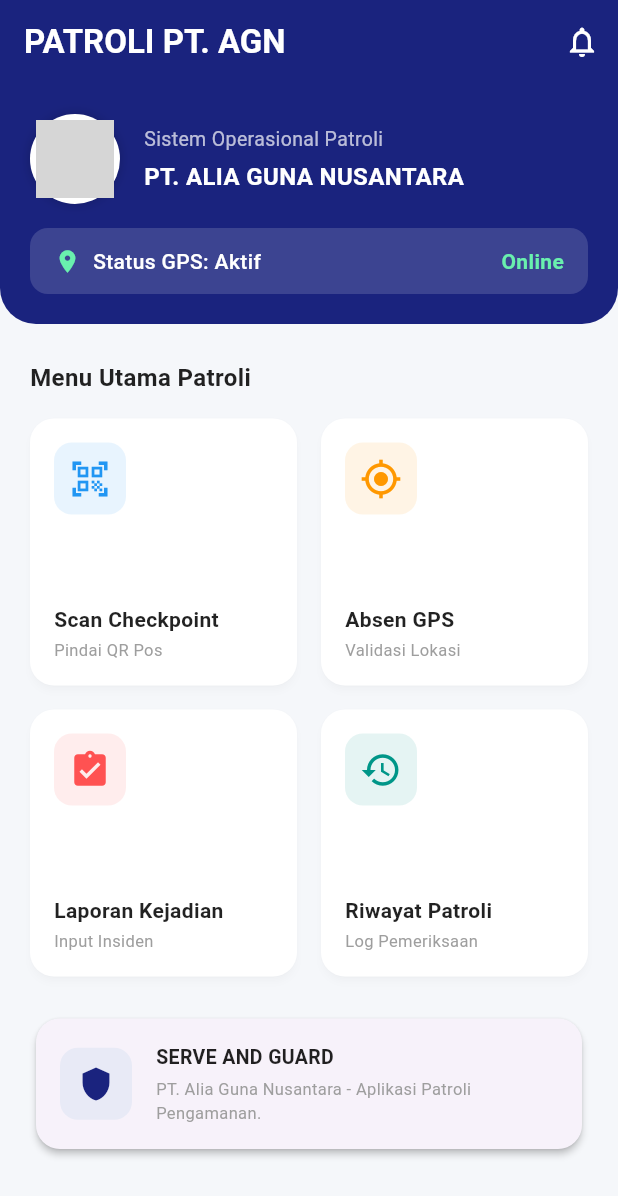
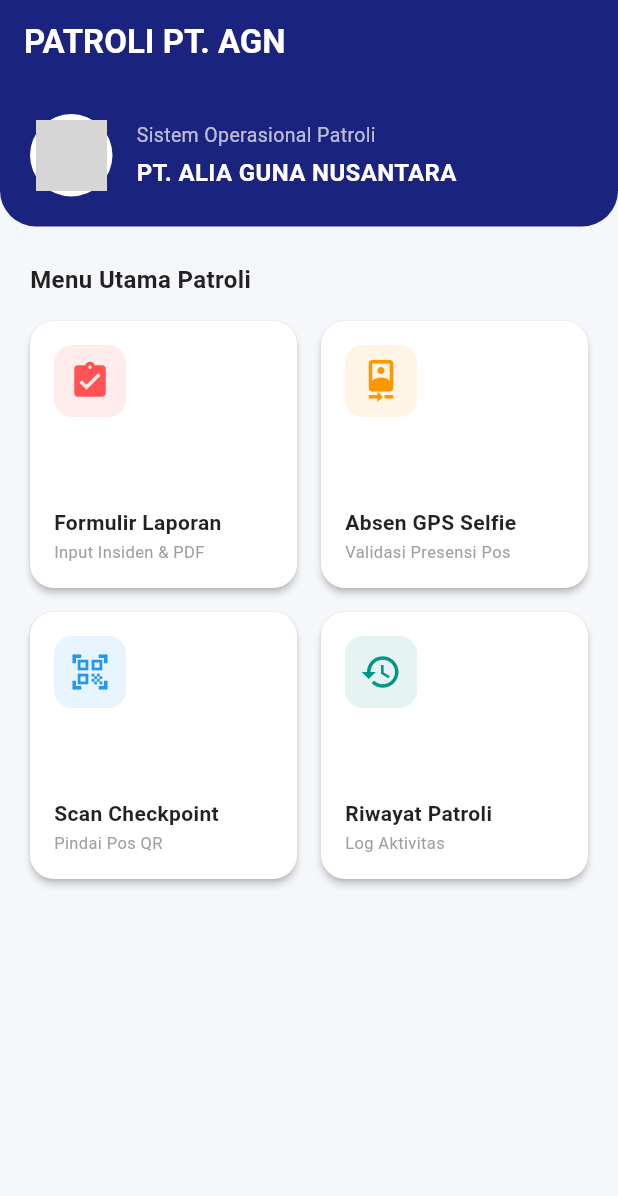
Before and after one commit to Aliaguna/patroli-agn, a Flutter app: the screen it shows after launch, on a phone screen of 412 x 824 dp. Shown: the top 1196 px of the screen. Run offline on Flutter 3.47's test engine with Material 3 defaults, Android fonts, the phone set to English and light mode, and no system bars; our stand-ins replace geolocator, image_picker, pdf, printing; grey boxes are pictures that could not be loaded.

Commit message:
Refactor main.dart layout and update functionality

```diff
--- a/lib/main.dart
+++ b/lib/main.dart
@@ -1,4 +1,11 @@
+import 'dart:io';
 import 'package:flutter/material.dart';
+import 'package:image_picker/image_picker.dart';
+import 'package:geolocator/geolocator.dart';
+import 'package:pdf/pdf.dart';
+import 'package:pdf/widgets.dart' as pw;
+import 'package:printing/printing.dart';
+import 'package:intl/intl.dart';
 
 void main() {
   runApp(const PatroliApp());
@@ -34,22 +41,12 @@
         ),
         backgroundColor: const Color(0xFF1A237E),
         elevation: 0,
-        actions: [
-          IconButton(
-            icon: const Icon(Icons.notifications_none, color: Colors.white),
-            onPressed: () {
-              ScaffoldMessenger.of(context).showSnackBar(
-                const SnackBar(content: Text('Tidak ada pemberitahuan baru.')),
-              );
-            },
-          ),
-        ],
       ),
       body: SingleChildScrollView(
         child: Column(
           crossAxisAlignment: CrossAxisAlignment.start,
           children: [
-            // Banner Profil & Logo PT. AGN
+            // Banner Profil
             Container(
               padding: const EdgeInsets.all(20),
               decoration: const BoxDecoration(
@@ -59,83 +56,32 @@
                   bottomRight: Radius.circular(24),
                 ),
               ),
-              child: Column(
+              child: Row(
                 children: [
-                  Row(
-                    children: [
-                      // Tempat Logo Perusahaan PT. AGN
                   Container(
-                        width: 60,
-                        height: 60,
+                    width: 55,
+                    height: 55,
                     padding: const EdgeInsets.all(4),
-                        decoration: BoxDecoration(
+                    decoration: const BoxDecoration(
                       color: Colors.white,
                       shape: BoxShape.circle,
-                          boxShadow: [
-                            BoxShadow(
-                              color: Colors.black.withOpacity(0.2),
-                              blurRadius: 6,
-                            ),
-                          ],
                     ),
                     child: ClipOval(
                       child: Image.asset(
                         'assets/logo.png',
                         fit: BoxFit.cover,
-                            errorBuilder: (context, error, stackTrace) {
-                              // Tampilan cadangan jika logo belum ter-upload
-                              return const Icon(Icons.shield, size: 36, color: Color(0xFF1A237E));
-                            },
+                        errorBuilder: (ctx, err, stack) => const Icon(Icons.shield, size: 32, color: Color(0xFF1A237E)),
                       ),
                     ),
                   ),
                   const SizedBox(width: 16),
-                      Expanded(
+                  const Expanded(
                     child: Column(
                       crossAxisAlignment: CrossAxisAlignment.start,
-                          children: const [
-                            Text(
-                              'Sistem Operasional Patroli',
-                              style: TextStyle(color: Colors.white70, fontSize: 13),
-                            ),
+                      children: [
+                        Text('Sistem Operasional Patroli', style: TextStyle(color: Colors.white70, fontSize: 13)),
                         SizedBox(height: 4),
-                            Text(
-                              'PT. ALIA GUNA NUSANTARA',
-                              style: TextStyle(
-                                color: Colors.white,
-                                fontSize: 16,
-                                fontWeight: FontWeight.bold,
-                              ),
-                            ),
-                          ],
-                        ),
-                      ),
-                    ],
-                  ),
-                  const SizedBox(height: 16),
-                  Container(
-                    padding: const EdgeInsets.symmetric(horizontal: 16, vertical: 12),
-                    decoration: BoxDecoration(
-                      color: Colors.white.withOpacity(0.15),
-                      borderRadius: BorderRadius.circular(12),
-                    ),
-                    child: Row(
-                      mainAxisAlignment: MainAxisAlignment.spaceBetween,
-                      children: const [
-                        Row(
-                          children: [
-                            Icon(Icons.location_on, color: Colors.greenAccent, size: 18),
-                            SizedBox(width: 8),
-                            Text(
-                              'Status GPS: Aktif',
-                              style: TextStyle(color: Colors.white, fontWeight: FontWeight.w500),
-                            ),
-                          ],
-                        ),
-                        Text(
-                          'Online',
-                          style: TextStyle(color: Colors.greenAccent, fontWeight: FontWeight.bold),
-                        ),
+                        Text('PT. ALIA GUNA NUSANTARA', style: TextStyle(color: Colors.white, fontSize: 16, fontWeight: FontWeight.bold)),
                       ],
                     ),
                   ),
@@ -144,22 +90,13 @@
             ),
 
             const SizedBox(height: 24),
-
             const Padding(
               padding: EdgeInsets.symmetric(horizontal: 20),
-              child: Text(
-                'Menu Utama Patroli',
-                style: TextStyle(
-                  fontSize: 16,
-                  fontWeight: FontWeight.bold,
-                  color: Colors.black87,
+              child: Text('Menu Utama Patroli', style: TextStyle(fontSize: 16, fontWeight: FontWeight.bold, color: Colors.black87)),
             ),
-              ),
-            ),
-
             const SizedBox(height: 16),
 
-            // Grid Menu Fitur Aktif & Bisa Diklik
+            // Grid Menu Operasional
             Padding(
               padding: const EdgeInsets.symmetric(horizontal: 20),
               child: GridView.count(
@@ -169,83 +106,37 @@
                 crossAxisSpacing: 16,
                 mainAxisSpacing: 16,
                 children: [
-                  _buildMenuCard(
+                  _buildCard(
+                    context: context,
+                    icon: Icons.assignment_turned_in,
+                    title: 'Formulir Laporan',
+                    subtitle: 'Input Insiden & PDF',
+                    color: Colors.redAccent,
+                    onTap: () => Navigator.push(context, MaterialPageRoute(builder: (ctx) => const FormLaporanScreen())),
+                  ),
+                  _buildCard(
+                    context: context,
+                    icon: Icons.camera_front,
+                    title: 'Absen GPS Selfie',
+                    subtitle: 'Validasi Presensi Pos',
+                    color: Colors.orange,
+                    onTap: () => Navigator.push(context, MaterialPageRoute(builder: (ctx) => const AbsenGpsScreen())),
+                  ),
+                  _buildCard(
                     context: context,
                     icon: Icons.qr_code_scanner,
                     title: 'Scan Checkpoint',
-                    subtitle: 'Pindai QR Pos',
+                    subtitle: 'Pindai Pos QR',
                     color: Colors.blue,
-                    onTap: () {
-                      _showActionDialog(context, 'Scan Checkpoint', 'Fitur Kamera QR Code siap digunakan untuk pemindaian pos.');
-                    },
+                    onTap: () => _showMsg(context, 'Fitur Scan Checkpoint siap diintegrasikan.'),
                   ),
-                  _buildMenuCard(
-                    context: context,
-                    icon: Icons.my_location,
-                    title: 'Absen GPS',
-                    subtitle: 'Validasi Lokasi',
-                    color: Colors.orange,
-                    onTap: () {
-                      _showActionDialog(context, 'Absen GPS', 'Koordinat GPS terkunci. Absensi presensi pos berhasil disimpan.');
-                    },
-                  ),
-                  _buildMenuCard(
-                    context: context,
-                    icon: Icons.assignment_turned_in,
-                    title: 'Laporan Kejadian',
-                    subtitle: 'Input Insiden',
-                    color: Colors.redAccent,
-                    onTap: () {
-                      _showActionDialog(context, 'Laporan Kejadian', 'Membuka formulir catatan kejadian & foto temuan.');
-                    },
-                  ),
-                  _buildMenuCard(
+                  _buildCard(
                     context: context,
                     icon: Icons.history,
                     title: 'Riwayat Patroli',
-                    subtitle: 'Log Pemeriksaan',
+                    subtitle: 'Log Aktivitas',
                     color: Colors.teal,
-                    onTap: () {
-                      _showActionDialog(context, 'Riwayat Patroli', 'Menampilkan log aktivitas petugas untuk hari ini.');
-                    },
-                  ),
-                ],
-              ),
-            ),
-
-            const SizedBox(height: 24),
-
-            // Info Card Bawah
-            Padding(
-              padding: const EdgeInsets.symmetric(horizontal: 20),
-              child: Card(
-                shape: RoundedRectangleBorder(borderRadius: BorderRadius.circular(16)),
-                elevation: 2,
-                child: Padding(
-                  padding: const EdgeInsets.all(16),
-                  child: Row(
-                    children: [
-                      Container(
-                        padding: const EdgeInsets.all(12),
-                        decoration: BoxDecoration(
-                          color: Colors.indigo.shade50,
-                          borderRadius: BorderRadius.circular(12),
-                        ),
-                        child: const Icon(Icons.shield, color: Color(0xFF1A237E)),
-                      ),
-                      const SizedBox(width: 16),
-                      Expanded(
-                        child: Column(
-                          crossAxisAlignment: CrossAxisAlignment.start,
-                          children: const [
-                            Text(
-                              'SERVE AND GUARD',
-                              style: TextStyle(fontWeight: FontWeight.bold, fontSize: 13, color: Colors.black87),
-                            ),
-                            SizedBox(height: 4),
-                            Text(
-                              'PT. Alia Guna Nusantara - Aplikasi Patroli Pengamanan.',
-                              style: TextStyle(color: Colors.grey, fontSize: 11),
+                    onTap: () => _showMsg(context, 'Riwayat Laporan Hari Ini Tersimpan.'),
                   ),
                 ],
               ),
@@ -253,33 +144,17 @@
           ],
         ),
       ),
-              ),
-            ),
-            const SizedBox(height: 24),
-          ],
-        ),
-      ),
     );
   }
 
-  static Widget _buildMenuCard({
-    required BuildContext context,
-    required IconData icon,
-    required String title,
-    required String subtitle,
-    required Color color,
-    required VoidCallback onTap,
-  }) {
+  static Widget _buildCard({required BuildContext context, required IconData icon, required String title, required String subtitle, required Color color, required VoidCallback onTap}) {
     return Material(
       color: Colors.white,
       borderRadius: BorderRadius.circular(16),
       elevation: 2,
-      shadowColor: Colors.black12,
       child: InkWell(
         onTap: onTap,
         borderRadius: BorderRadius.circular(16),
-        splashColor: color.withOpacity(0.2),
-        highlightColor: color.withOpacity(0.1),
         child: Padding(
           padding: const EdgeInsets.all(16),
           child: Column(
@@ -288,31 +163,15 @@
             children: [
               Container(
                 padding: const EdgeInsets.all(10),
-                decoration: BoxDecoration(
-                  color: color.withOpacity(0.1),
-                  borderRadius: BorderRadius.circular(12),
-                ),
+                decoration: BoxDecoration(color: color.withOpacity(0.1), borderRadius: BorderRadius.circular(12)),
                 child: Icon(icon, color: color, size: 28),
               ),
               Column(
                 crossAxisAlignment: CrossAxisAlignment.start,
                 children: [
-                  Text(
-                    title,
-                    style: const TextStyle(
-                      fontWeight: FontWeight.bold,
-                      fontSize: 14,
-                      color: Colors.black87,
-                    ),
-                  ),
+                  Text(title, style: const TextStyle(fontWeight: FontWeight.bold, fontSize: 14, color: Colors.black87)),
                   const SizedBox(height: 2),
-                  Text(
-                    subtitle,
-                    style: const TextStyle(
-                      fontSize: 11,
-                      color: Colors.grey,
-                    ),
-                  ),
+                  Text(subtitle, style: const TextStyle(fontSize: 11, color: Colors.grey)),
                 ],
               ),
             ],
@@ -322,20 +181,277 @@
     );
   }
 
-  static void _showActionDialog(BuildContext context, String menuTitle, String message) {
-    showDialog(
-      context: context,
-      builder: (ctx) => AlertDialog(
-        shape: RoundedRectangleBorder(borderRadius: BorderRadius.circular(16)),
-        title: Text(menuTitle, style: const TextStyle(fontWeight: FontWeight.bold)),
-        content: Text(message),
-        actions: [
-          TextButton(
-            onPressed: () => Navigator.pop(ctx),
-            child: const Text('Tutup', style: TextStyle(color: Color(0xFF1A237E), fontWeight: FontWeight.bold)),
+  static void _showMsg(BuildContext context, String msg) {
+    ScaffoldMessenger.of(context).showSnackBar(SnackBar(content: Text(msg)));
+  }
+}
+
+// ---------------------------------------------------------------------------
+// SCREEN FORMULIR LAPORAN KEJADIAN & EKSPOR PDF
+// ---------------------------------------------------------------------------
+class FormLaporanScreen extends StatefulWidget {
+  const FormLaporanScreen({super.key});
+
+  @override
+  State<FormLaporanScreen> createState() => _FormLaporanScreenState();
+}
+
+class _FormLaporanScreenState extends State<FormLaporanScreen> {
+  final _formKey = GlobalKey<FormState>();
+  final _namaController = TextEditingController();
+  final _posController = TextEditingController();
+  final _deskripsiController = TextEditingController();
+
+  File? _imageFile;
+  final ImagePicker _picker = ImagePicker();
+
+  Future<void> _takePhoto() async {
+    final XFile? photo = await _picker.pickImage(source: ImageSource.camera, imageQuality: 80);
+    if (photo != null) {
+      setState(() {
+        _imageFile = File(photo.path);
+      });
+    }
+  }
+
+  Future<void> _generatePdf() async {
+    if (!_formKey.currentState!.validate()) return;
+    if (_imageFile == null) {
+      ScaffoldMessenger.of(context).showSnackBar(const SnackBar(content: Text('Harap ambil foto bukti kejadian terlebih dahulu!')));
+      return;
+    }
+
+    final pdf = pw.Document();
+    final imageBytes = await _imageFile!.readAsBytes();
+    final pdfImage = pw.MemoryImage(imageBytes);
+    final tanggal = DateFormat('dd MMMM yyyy - HH:mm').format(DateTime.now());
+
+    pdf.addPage(
+      pw.Page(
+        pageFormat: PdfPageFormat.a4,
+        build: (pw.Context context) {
+          return pw.Padding(
+            padding: const pw.EdgeInsets.all(24),
+            child: pw.Column(
+              cross: pw.CrossAxisAlignment.start,
+              children: [
+                // Header PDF
+                pw.Center(
+                  child: pw.Column(
+                    children: [
+                      pw.Text('PT. ALIA GUNA NUSANTARA', style: pw.TextStyle(fontSize: 18, fontWeight: pw.FontWeight.bold)),
+                      pw.Text('LAPORAN HASIL PATROLI & KEJADIEN OPERASIONAL', style: pw.TextStyle(fontSize: 12, fontWeight: pw.FontWeight.bold)),
+                      pw.SizedBox(height: 4),
+                      pw.Divider(),
+                    ],
+                  ),
+                ),
+                pw.SizedBox(height: 16),
+
+                // Detail Isian
+                pw.Text('Waktu Pelaporan : $tanggal'),
+                pw.SizedBox(height: 6),
+                pw.Text('Nama Petugas   : ${_namaController.text}'),
+                pw.SizedBox(height: 6),
+                pw.Text('Lokasi / Pos   : ${_posController.text}'),
+                pw.SizedBox(height: 16),
+
+                pw.Text('Deskripsi Kejadian / Temuan:', style: pw.TextStyle(fontWeight: pw.FontWeight.bold)),
+                pw.SizedBox(height: 6),
+                pw.Container(
+                  padding: const pw.EdgeInsets.all(10),
+                  decoration: pw.BoxDecoration(border: pw.Border.all(color: PdfColors.grey)),
+                  child: pw.Text(_deskripsiController.text, style: const pw.TextStyle(fontSize: 11)),
+                ),
+                pw.SizedBox(height: 20),
+
+                // Dokumentasi Foto
+                pw.Text('Dokumentasi Bukti Lapangan:', style: pw.TextStyle(fontWeight: pw.FontWeight.bold)),
+                pw.SizedBox(height: 10),
+                pw.Center(
+                  child: pw.Container(
+                    height: 220,
+                    child: pw.Image(pdfImage),
+                  ),
+                ),
+                pw.Spacer(),
+
+                // Tanda Tangan Footer
+                pw.Row(
+                  mainAxisAlignment: pw.MainAxisAlignment.spaceBetween,
+                  children: [
+                    pw.Column(children: [pw.Text('Petugas Pelapor'), pw.SizedBox(height: 40), pw.Text(_namaController.text)]),
+                    pw.Column(children: [pw.Text('Mengetahui, Danru/HRD'), pw.SizedBox(height: 40), pw.Text('PT. AGN')]),
+                  ],
                 ),
               ],
             ),
           );
+        },
+      ),
+    );
+
+    // Buka Tampilan Cetak / Simpan PDF
+    await Printing.layoutPdf(onLayout: (PdfPageFormat format) async => pdf.save());
+  }
+
+  @override
+  Widget build(BuildContext context) {
+    return Scaffold(
+      appBar: AppBar(
+        title: const Text('Formulir Laporan Kejadian', style: TextStyle(color: Colors.white)),
+        backgroundColor: const Color(0xFF1A237E),
+        iconTheme: const IconThemeData(color: Colors.white),
+      ),
+      body: SingleChildScrollView(
+        padding: const EdgeInsets.all(20),
+        child: Form(
+          key: _formKey,
+          child: Column(
+            crossAxisAlignment: CrossAxisAlignment.start,
+            children: [
+              TextFormField(
+                controller: _namaController,
+                decoration: const InputDecoration(labelText: 'Nama Petugas Satpam', border: OutlineInputBorder()),
+                validator: (val) => val == null || val.isEmpty ? 'Nama wajib diisi' : null,
+              ),
+              const SizedBox(height: 16),
+              TextFormField(
+                controller: _posController,
+                decoration: const InputDecoration(labelText: 'Nama Pos / Area Patroli', border: OutlineInputBorder()),
+                validator: (val) => val == null || val.isEmpty ? 'Area patroli wajib diisi' : null,
+              ),
+              const SizedBox(height: 16),
+              TextFormField(
+                controller: _deskripsiController,
+                maxLines: 4,
+                decoration: const InputDecoration(labelText: 'Deskripsi Detail Temuan / Insiden', border: OutlineInputBorder()),
+                validator: (val) => val == null || val.isEmpty ? 'Deskripsi wajib diisi' : null,
+              ),
+              const SizedBox(height: 20),
+
+              // Tombol Ambil Foto
+              const Text('Dokumentasi Foto Kejadian:', style: TextStyle(fontWeight: FontWeight.bold)),
+              const SizedBox(height: 10),
+              _imageFile != null
+                  ? Image.file(_imageFile!, height: 180, width: double.infinity, fit: BoxFit.cover)
+                  : Container(
+                      height: 120,
+                      width: double.infinity,
+                      color: Colors.grey.shade200,
+                      child: const Icon(Icons.camera_alt, size: 50, color: Colors.grey),
+                    ),
+              const SizedBox(height: 10),
+              ElevatedButton.icon(
+                onPressed: _takePhoto,
+                icon: const Icon(Icons.camera),
+                label: const Text('Ambil Foto Bukti (Kamera)'),
+                style: ElevatedButton.styleFrom(backgroundColor: const Color(0xFF1A237E), foregroundColor: Colors.white),
+              ),
+
+              const SizedBox(height: 30),
+
+              // Tombol Generate PDF
+              SizedBox(
+                width: double.infinity,
+                height: 50,
+                child: ElevatedButton.icon(
+                  onPressed: _generatePdf,
+                  icon: const Icon(Icons.picture_as_pdf),
+                  label: const Text('CETAK & DOWNLOAD LAPORAN PDF', style: TextStyle(fontWeight: FontWeight.bold)),
+                  style: ElevatedButton.styleFrom(backgroundColor: Colors.redAccent, foregroundColor: Colors.white),
+                ),
+              ),
+            ],
+          ),
+        ),
+      ),
+    );
   }
 }
+
+// ---------------------------------------------------------------------------
+// SCREEN ABSEN GPS & SELFIE
+// ---------------------------------------------------------------------------
+class AbsenGpsScreen extends StatefulWidget {
+  const AbsenGpsScreen({super.key});
+
+  @override
+  State<AbsenGpsScreen> createState() => _AbsenGpsScreenState();
+}
+
+class _AbsenGpsScreenState extends State<AbsenGpsScreen> {
+  String _locationText = "Tekan tombol untuk mengunci lokasi GPS.";
+  File? _selfieFile;
+  final ImagePicker _picker = ImagePicker();
+
+  Future<void> _getLocationAndSelfie() async {
+    // 1. Ambil Foto Selfie
+    final XFile? photo = await _picker.pickImage(source: ImageSource.camera, preferredCameraDevice: CameraDevice.front);
+    if (photo == null) return;
+
+    setState(() {
+      _selfieFile = File(photo.path);
+      _locationText = "Mencari koordinat GPS...";
+    });
+
+    // 2. Ambil Koordinat GPS
+    try {
+      LocationPermission permission = await Geolocator.checkPermission();
+      if (permission == LocationPermission.denied) {
+        permission = await Geolocator.requestPermission();
+      }
+      Position pos = await Geolocator.getCurrentPosition(desiredAccuracy: LocationAccuracy.high);
+      setState(() {
+        _locationText = "Lat: ${pos.latitude}\nLong: ${pos.longitude}";
+      });
+    } catch (e) {
+      setState(() {
+        _locationText = "Gagal mengambil GPS: $e";
+      });
+    }
+  }
+
+  @override
+  Widget build(BuildContext context) {
+    return Scaffold(
+      appBar: AppBar(
+        title: const Text('Absen GPS Selfie', style: TextStyle(color: Colors.white)),
+        backgroundColor: const Color(0xFF1A237E),
+        iconTheme: const IconThemeData(color: Colors.white),
+      ),
+      body: Padding(
+        padding: const EdgeInsets.all(20),
+        child: Column(
+          children: [
+            _selfieFile != null
+                ? ClipRRect(borderRadius: BorderRadius.circular(12), child: Image.file(_selfieFile!, height: 220, fit: BoxFit.cover))
+                : Container(
+                    height: 200,
+                    decoration: BoxDecoration(color: Colors.grey.shade200, borderRadius: BorderRadius.circular(12)),
+                    child: const Center(child: Icon(Icons.person, size: 80, color: Colors.grey)),
+                  ),
+            const SizedBox(height: 20),
+            Card(
+              child: Padding(
+                padding: const EdgeInsets.all(16),
+                child: Text(_locationText, textAlign: TextAlign.center, style: const TextStyle(fontWeight: FontWeight.bold)),
+              ),
+            ),
+            const Spacer(),
+            SizedBox(
+              width: double.infinity,
+              height: 50,
+              child: ElevatedButton.icon(
+                onPressed: _getLocationAndSelfie,
+                icon: const Icon(Icons.location_on),
+                label: const Text('AMBIL SELFIE & KUNCI LOKASI GPS'),
+                style: ElevatedButton.styleFrom(backgroundColor: Colors.orange, foregroundColor: Colors.white),
+              ),
+            ),
+          ],
+        ),
+      ),
+    );
+  }
+}
```
Lines whose indentation alone changed are shown as unchanged.
